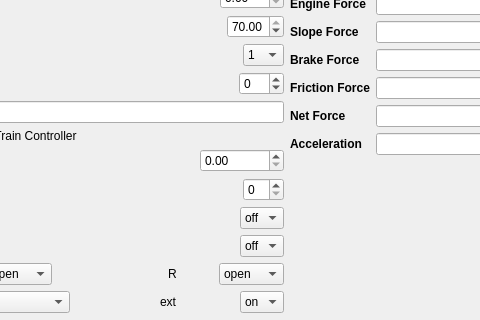
Old version of the form Modules/Train_Model/Frontend/Train_Model_Test_Bench_UI.ui in the repository keshavshankar08/ECE1140; both pictures show x 253 to 733 and y 149 to 469 of the 1280 by 720 pixel window.
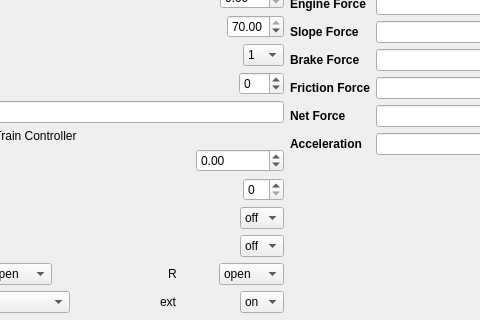
New version of the form.

What changed in the file:
```diff
--- a/Modules/Train_Model/Frontend/Train_Model_Test_Bench_UI.ui
+++ b/Modules/Train_Model/Frontend/Train_Model_Test_Bench_UI.ui
@@ -182,6 +182,9 @@
           </item>
           <item alignment="Qt::AlignRight">
            <widget class="QDoubleSpinBox" name="tb_power">
+            <property name="minimum">
+             <double>-120000.000000000000000</double>
+            </property>
             <property name="maximum">
              <double>120000.000000000000000</double>
             </property>
```
